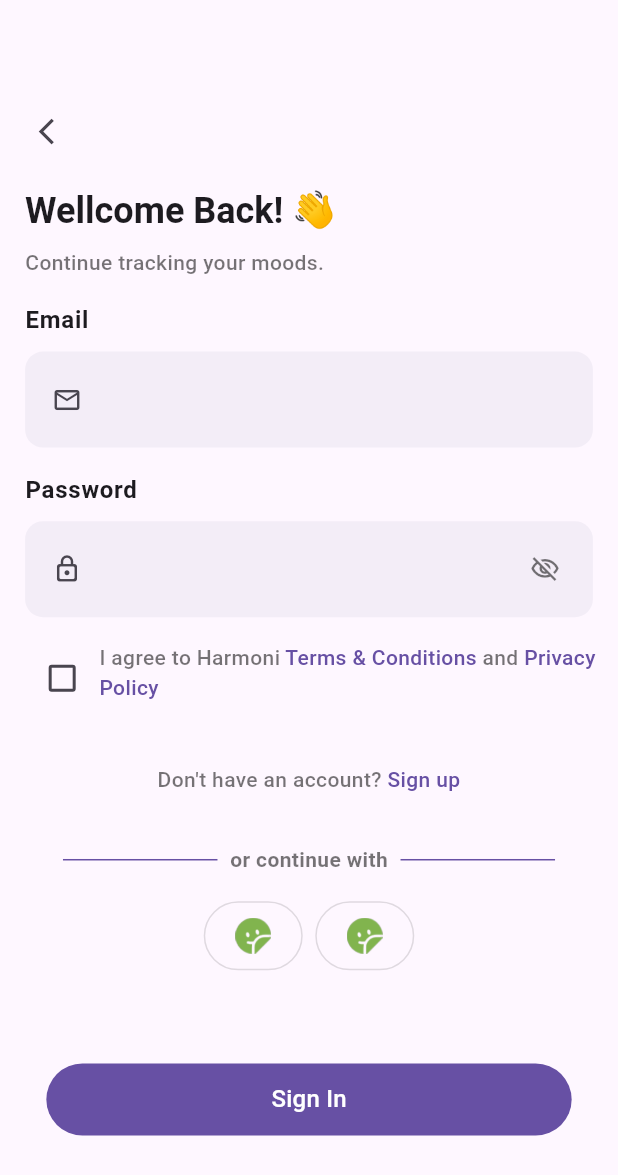
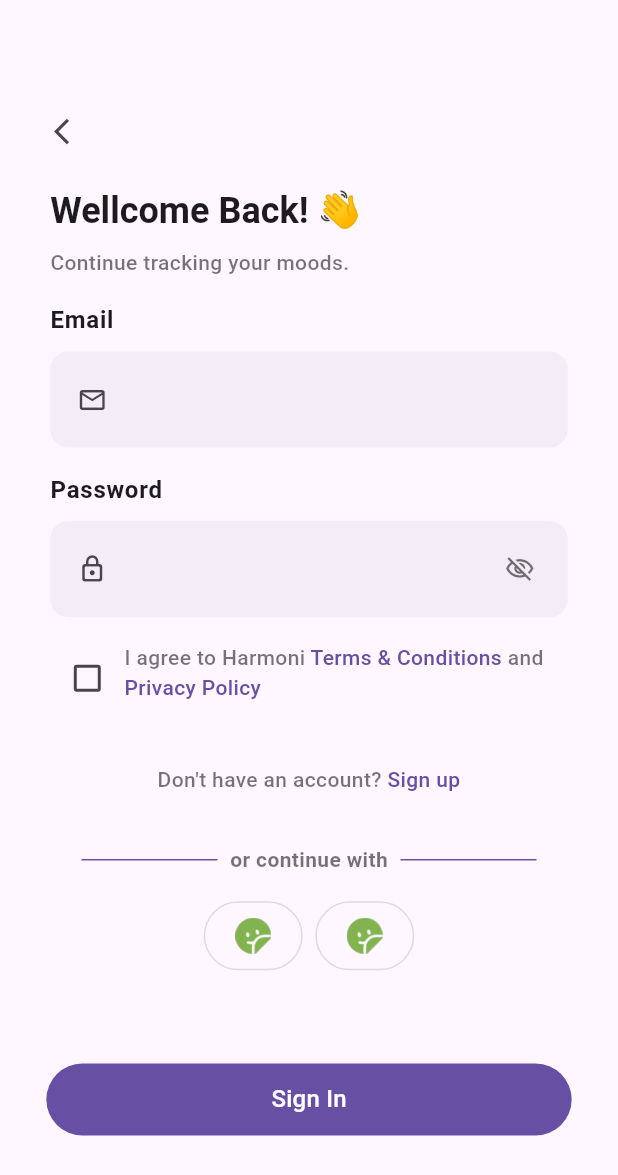
Before and after one commit to palmerovicdev/harmoni, a Flutter app: the SignInPage screen opened by its route, on a phone screen of 412 x 824 dp. Shown: the top 1175 px of the screen. Run offline on Flutter 3.47's test engine with Material 3 defaults, Android fonts, the phone set to English and light mode, and no system bars; our stand-ins replace bloc, dio, drift, equatable, flutter_bloc, get_it and 1 more; accounts and stored records are empty; generated files the repository leaves out were written again; statements that could not run were skipped.

Commit message:
style: fix styles of some pages

```diff
--- a/lib/features/my_profile/presentation/page/sign_in_page.dart
+++ b/lib/features/my_profile/presentation/page/sign_in_page.dart
@@ -18,13 +18,14 @@ class SignInPage extends StatelessWidget {
     var screenWidth = MediaQuery.sizeOf(context).width;
     var textTheme = Theme.of(context).textTheme;
     var colorScheme = Theme.of(context).colorScheme;
+    var width = screenWidth * 0.08125;
     return Scaffold(
       body: Column(
         crossAxisAlignment: CrossAxisAlignment.start,
         children: [
           Space.large.gap,
           Padding(
-            padding: EdgeInsets.only(left: screenWidth * 0.025),
+            padding: EdgeInsets.only(left: screenWidth * 0.05),
             child: SizedBox(
               width: screenWidth * 0.1,
               child: FittedBox(
@@ -38,7 +39,7 @@ class SignInPage extends StatelessWidget {
           ),
           Space.small.gap,
           Padding(
-            padding: EdgeInsets.only(left: screenWidth * 0.040625),
+            padding: EdgeInsets.only(left: width),
             child: Text(
               'Wellcome Back! 👋',
               style: textTheme.headlineSmall?.copyWith(fontWeight: FontWeight.bold),
@@ -46,7 +47,7 @@ class SignInPage extends StatelessWidget {
           ),
           Space.smaller_small.gap,
           Padding(
-            padding: EdgeInsets.only(left: screenWidth * 0.040625),
+            padding: EdgeInsets.only(left: width),
             child: SizedBox(
               width: screenWidth * 0.6,
               child: Text(
@@ -61,7 +62,7 @@ class SignInPage extends StatelessWidget {
           ),
           Space.small.gap,
           Padding(
-            padding: EdgeInsets.only(left: screenWidth * 0.040625),
+            padding: EdgeInsets.only(left: width),
             child: Text(
               'Email',
               style: textTheme.bodyLarge?.copyWith(
@@ -72,12 +73,12 @@ class SignInPage extends StatelessWidget {
           ),
           Space.smaller_small.gap,
           Padding(
-            padding: EdgeInsets.symmetric(horizontal: screenWidth * 0.040625),
+            padding: EdgeInsets.symmetric(horizontal: width),
             child: EmailInputFieldWidget(controller: TextEditingController()),
           ),
           Space.small.gap,
           Padding(
-            padding: EdgeInsets.only(left: screenWidth * 0.040625),
+            padding: EdgeInsets.only(left: width),
             child: Text(
               'Password',
               style: textTheme.bodyLarge?.copyWith(
@@ -88,12 +89,12 @@ class SignInPage extends StatelessWidget {
           ),
           Space.smaller_small.gap,
           Padding(
-            padding: EdgeInsets.symmetric(horizontal: screenWidth * 0.040625),
+            padding: EdgeInsets.symmetric(horizontal: width),
             child: PasswordInputFieldWidget(controller: TextEditingController()),
           ),
           Space.small.gap,
           Padding(
-            padding: EdgeInsets.only(left: screenWidth * 0.040625),
+            padding: EdgeInsets.only(left: width),
             child: TermsAndConditionWidget(),
           ),
           Space.medium.gap,
@@ -106,7 +107,7 @@ class SignInPage extends StatelessWidget {
             mainAxisAlignment: MainAxisAlignment.center,
             children: [
               SizedBox(
-                width: screenWidth * 0.25,
+                width: screenWidth * 0.22,
                 child: Divider(
                   thickness: 1,
                   color: colorScheme.primary,
@@ -122,7 +123,7 @@ class SignInPage extends StatelessWidget {
               ),
               Space.small_w.gap,
               SizedBox(
-                width: screenWidth * 0.25,
+                width: screenWidth * 0.22,
                 child: Divider(
                   thickness: 1,
                   color: colorScheme.primary,
--- a/lib/features/my_profile/presentation/widget/terms_and_condition_widget.dart
+++ b/lib/features/my_profile/presentation/widget/terms_and_condition_widget.dart
@@ -39,7 +39,7 @@ class _TermsAndConditionWidgetState extends State<TermsAndConditionWidget> {
           ),
         ),
         SizedBox(
-          width: screenWidth * 0.82,
+          width: screenWidth * 0.75,
           child: Wrap(
             children: [
               RichText(
```
Also changed, not shown: lib/features/my_profile/presentation/page/sign_up_page.dart (+11 -10 lines), lib/features/my_profile/presentation/widget/already_have_account_widget.dart (line endings or trailing spaces).
